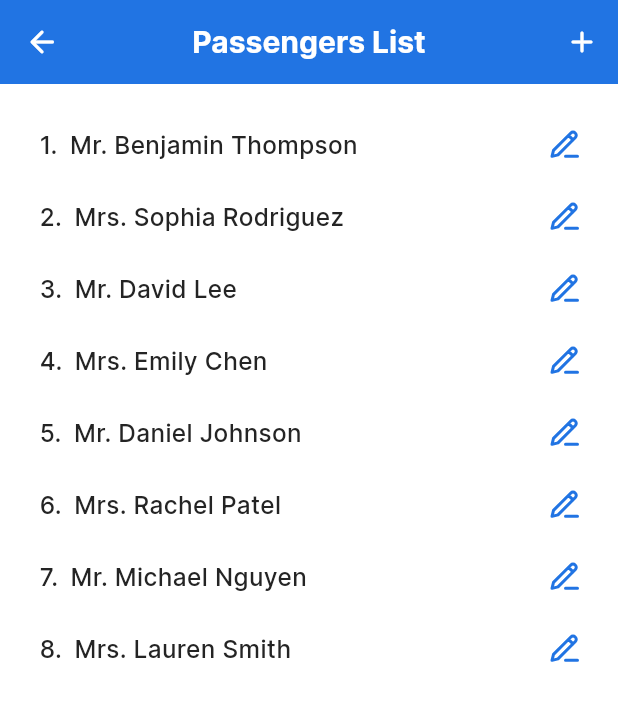
After one commit to AymenSensai/SkyCruiseApp, a Flutter app: the PassengersListScreen screen opened by its route, on a phone screen of 412 x 824 dp. The commit adds this screen. Shown: the top 701 px of the screen. Run offline on Flutter 3.47's test engine with Material 3 defaults, Android fonts, the phone set to English and light mode, and no system bars; our stand-ins replace dio, flutter_otp_text_field, flutter_screenutil, flutter_spinkit, flutter_svg, fluttertoast and 4 more; generated files the repository leaves out were written again.

Commit message:
- Added PassengersList screen.

```diff
--- a/lib/core/routing/app_router.dart
+++ b/lib/core/routing/app_router.dart
@@ -11,7 +11,8 @@ import '../../features/home/presentation/screens/airport_search.dart';
 import '../../features/home/presentation/screens/notification.dart';
 import '../../features/home/presentation/screens/personal_info.dart';
 import '../../features/profile/presentation/screens/language.dart';
-import '../../features/profile/presentation/screens/notificationSettings.dart';
+import '../../features/profile/presentation/screens/notification_settings.dart';
+import '../../features/profile/presentation/screens/passengers_list.dart';
 import '../../features/profile/presentation/screens/profile.dart';
 import '../../features/profile/presentation/screens/security.dart';
 import '../../features/saved/presentation/screens/saved.dart';
@@ -63,6 +64,8 @@ class AppRouter {
         return MaterialPageRoute(builder: (_) => const SecurityScreen());
       case Routes.personalInfo:
         return MaterialPageRoute(builder: (_) => const PersonalInfoScreen());
+      case Routes.passengersList:
+        return MaterialPageRoute(builder: (_) => const PassengersListScreen());
 
       case Routes.search:
         return MaterialPageRoute(builder: (_) => const SearchScreen());
--- a/lib/core/routing/routes.dart
+++ b/lib/core/routing/routes.dart
@@ -18,6 +18,7 @@ class Routes {
   static const String language = '/language';
   static const String security = '/security';
   static const String personalInfo = '/personalInfo';
+  static const String passengersList = '/passengersList';
 
   static const String search = '/search';
 
--- a/lib/core/utils/assets.dart
+++ b/lib/core/utils/assets.dart
@@ -52,6 +52,7 @@ abstract class Assets {
   static const String profileSettings = 'assets/svgs/profile_settings.svg';
   static const String notificationSettings =
       'assets/svgs/notification_settings.svg';
+  static const String edit = 'assets/svgs/edit.svg';
 
   static const String arabic = 'assets/images/arabic.png';
   static const String english = 'assets/images/english.png';
--- a/lib/core/widgets/app_bar.dart
+++ b/lib/core/widgets/app_bar.dart
@@ -27,9 +27,10 @@ class CloseCenteredTitleAppBar extends StatelessWidget
 
 class BackCenteredTitleAppBar extends StatelessWidget
     implements PreferredSizeWidget {
-  const BackCenteredTitleAppBar({super.key, required this.title});
+  const BackCenteredTitleAppBar({super.key, required this.title, this.action});
 
   final String title;
+  final Widget? action;
 
   @override
   Size get preferredSize => const Size.fromHeight(kToolbarHeight);
@@ -45,6 +46,7 @@ class BackCenteredTitleAppBar extends StatelessWidget
           Icons.arrow_back_rounded,
         ),
       ),
+      actions: action != null ? [action!] : null,
     );
   }
 }
--- /dev/null
+++ b/lib/features/profile/presentation/screens/passengers_list.dart
@@ -0,0 +1,88 @@
+import 'package:flutter/material.dart';
+import 'package:flutter_screenutil/flutter_screenutil.dart';
+import 'package:flutter_svg/flutter_svg.dart';
+
+import '../../../../core/helpers/spacing.dart';
+import '../../../../core/theming/colors.dart';
+import '../../../../core/theming/styles.dart';
+import '../../../../core/utils/assets.dart';
+import '../../../../core/widgets/app_bar.dart';
+
+class PassengersListScreen extends StatelessWidget {
+  const PassengersListScreen({super.key});
+
+  static const passengers = [
+    'Mr. Benjamin Thompson',
+    'Mrs. Sophia Rodriguez',
+    'Mr. David Lee',
+    'Mrs. Emily Chen',
+    'Mr. Daniel Johnson',
+    'Mrs. Rachel Patel',
+    'Mr. Michael Nguyen',
+    'Mrs. Lauren Smith',
+  ];
+
+  @override
+  Widget build(BuildContext context) {
+    return Scaffold(
+      appBar: _appBar(),
+      body: SafeArea(
+          child: SingleChildScrollView(
+        child: Padding(
+          padding: EdgeInsets.only(top: 16.h, left: 24.w, right: 12),
+          child: Column(
+            children: [_passengersBuilder()],
+          ),
+        ),
+      )),
+    );
+  }
+
+  BackCenteredTitleAppBar _appBar() {
+    return BackCenteredTitleAppBar(
+      title: 'Passengers List',
+      action: IconButton(
+        onPressed: () {},
+        icon: const Icon(
+          Icons.add_rounded,
+          color: ColorsManager.neutral50,
+        ),
+      ),
+    );
+  }
+
+  Widget _passengersBuilder() {
+    return ListView.separated(
+      physics: const NeverScrollableScrollPhysics(),
+      scrollDirection: Axis.vertical,
+      shrinkWrap: true,
+      separatorBuilder: (context, index) => const SizedBox.shrink(),
+      itemCount: passengers.length,
+      itemBuilder: (context, index) {
+        final passenger = passengers[index];
+        return _passenger(index, passenger);
+      },
+    );
+  }
+
+  Widget _passenger(int index, String name) {
+    return Row(
+      children: [
+        Text(
+          '${index + 1}.',
+          style: TextStyles.font16Neutral900Medium,
+        ),
+        horizontalSpace(8),
+        Text(
+          name,
+          style: TextStyles.font16Neutral900Medium,
+        ),
+        const Spacer(),
+        IconButton(
+          onPressed: () {},
+          icon: SvgPicture.asset(Assets.edit),
+        )
+      ],
+    );
+  }
+}
--- a/lib/features/profile/presentation/screens/profile.dart
+++ b/lib/features/profile/presentation/screens/profile.dart
@@ -25,7 +25,10 @@ class ProfileScreen extends StatelessWidget {
             crossAxisAlignment: CrossAxisAlignment.start,
             children: [
               iconAndTextRow(
-                  Assets.passengersSettings, 'Passengers List', () {}),
+                Assets.passengersSettings,
+                'Passengers List',
+                () => context.pushNamed(Routes.passengersList),
+              ),
               iconAndTextRow(Assets.card, 'Payment Methods', () {}),
               verticalSpace(12),
               Text(
```
Also changed, not shown: assets/svgs/edit.svg (added), lib/features/profile/presentation/screens/notification_settings.dart (renamed from lib/features/profile/presentation/screens/notificationSettings.dart).
